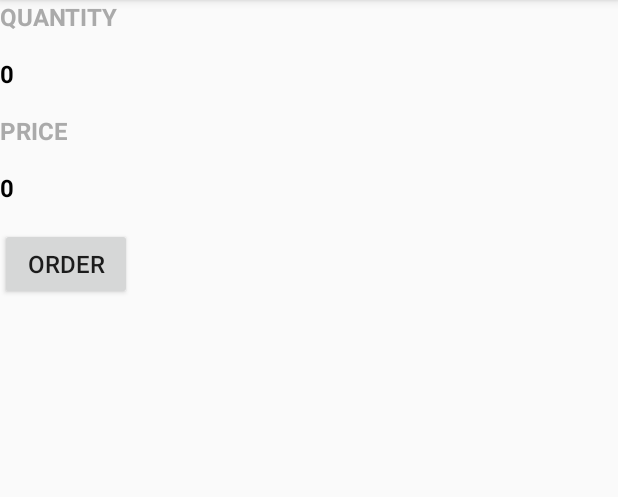
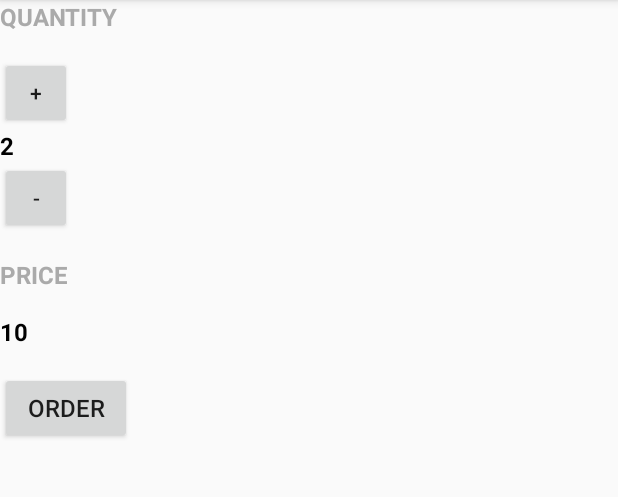
Before and after one commit to CyfrowySledz/JustJava, an Android app: the screen it shows after launch (MainActivity), on a phone screen of 412 x 824 dp, the part 84-581 px from its top. Run offline under Robolectric (Android 15) with nearby library versions, the phone set to English and light mode, and no system bars.

Commit message:
+ and - buttons added

```diff
--- a/app/src/main/res/layout/activity_main.xml
+++ b/app/src/main/res/layout/activity_main.xml
@@ -18,14 +18,28 @@
         android:layout_marginBottom="16dp"
         android:textSize="16sp" />
 
+    <Button
+        android:layout_width="48dp"
+        android:layout_height="48dp"
+        android:text="+"
+        android:onClick="increment"
+        />
+
     <TextView
         android:id="@+id/quantity_text_view"
         android:layout_width="wrap_content"
         android:layout_height="wrap_content"
-        android:text="0"
+        android:text="2"
         android:textStyle="normal|bold"
         android:textSize="16sp"
         android:textColor="@android:color/black"
+        />
+
+    <Button
+        android:layout_width="48dp"
+        android:layout_height="48dp"
+        android:text="-"
+        android:onClick="decrement"
         />
 
     <TextView
@@ -44,7 +58,7 @@
         android:id="@+id/price_text_view"
         android:layout_width="wrap_content"
         android:layout_height="wrap_content"
-        android:text="0"
+        android:text="10"
         android:textStyle="normal|bold"
         android:textSize="16sp"
         android:textColor="@android:color/black"
```
Also changed, not shown: app/src/main/java/com/example/android/justjava/MainActivity.java (+11 -1 lines), 1 other file.
